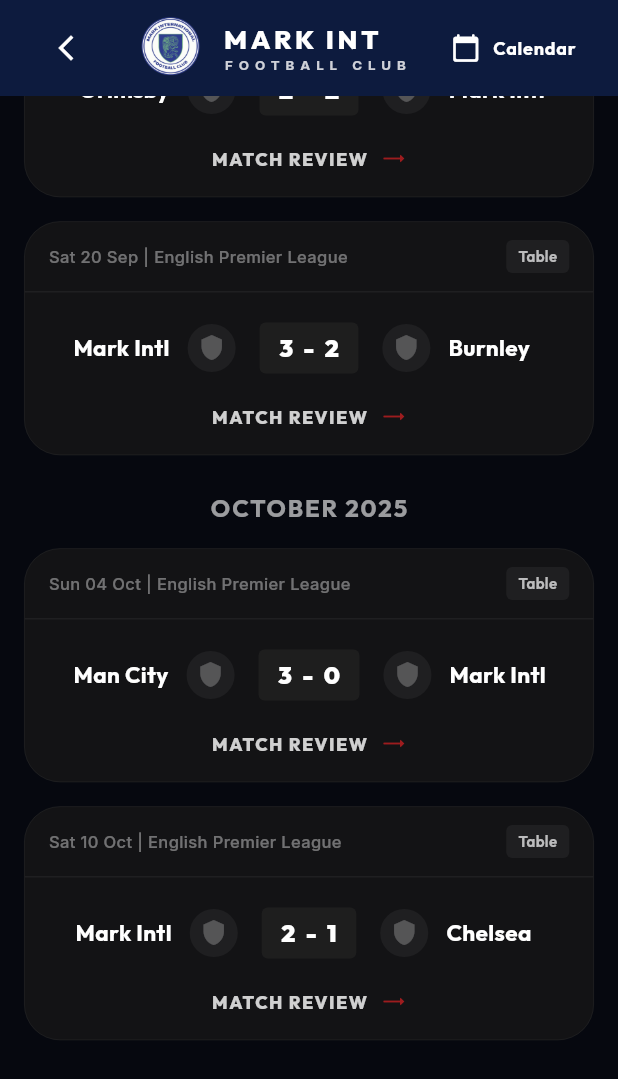
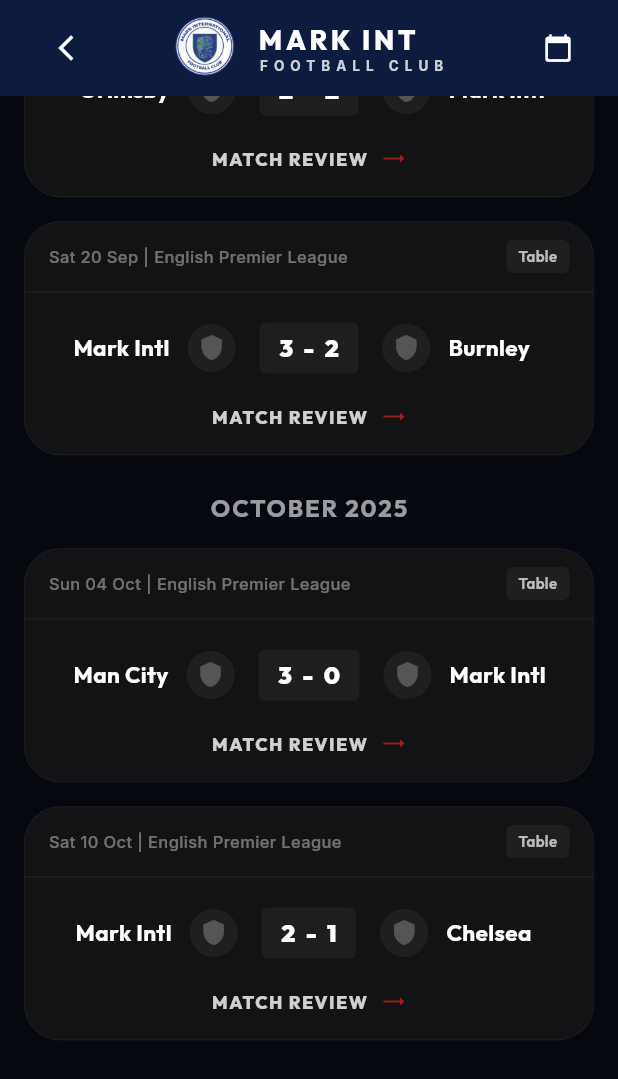
Before and after one commit to roshanalbertshaiju/markfc-app, a Flutter app: the FixturesScreen screen opened by its route, scrolled down 576 dp, on a phone screen of 412 x 824 dp. Shown: the top 1079 px of the screen. Run offline on Flutter 3.47's test engine with Material 3 defaults, Android fonts, the phone set to English and light mode, and no system bars; drawn by our look-alikes of flutter_animate; our stand-ins replace cached_network_image, emoji_picker_flutter, flutter_riverpod, go_router, google_fonts, screenshot and 2 more; network calls fail.

Commit message:
feat: implement MifcTopBar widget with dynamic leading, club branding, and configurable action icons for navigation, cart, and notifications.

```diff
--- a/lib/shared/widgets/mifc_top_bar.dart
+++ b/lib/shared/widgets/mifc_top_bar.dart
@@ -121,31 +121,12 @@
           Padding(
             padding: const EdgeInsets.only(right: 8),
             child: Center(
-              child: InkWell(
-                onTap: () {},
-                borderRadius: BorderRadius.circular(8),
-                child: Padding(
-                  padding: const EdgeInsets.symmetric(horizontal: 12, vertical: 8),
-                  child: Row(
-                    mainAxisSize: MainAxisSize.min,
-                    children: [
-                      const Icon(
-                        Icons.calendar_today_rounded,
-                        size: 20,
-                        color: Colors.white,
-                      ),
-                      const SizedBox(width: 8),
-                      Text(
-                        'Calendar',
-                        style: GoogleFonts.outfit(
-                          fontSize: 12,
-                          fontWeight: FontWeight.w700,
-                          color: Colors.white,
-                          letterSpacing: 0.5,
-                        ),
-                      ),
-                    ],
-                  ),
+              child: IconButton(
+                onPressed: () {},
+                icon: const Icon(
+                  Icons.calendar_today_rounded,
+                  size: 20,
+                  color: Colors.white,
                 ),
               ),
             ),
```
